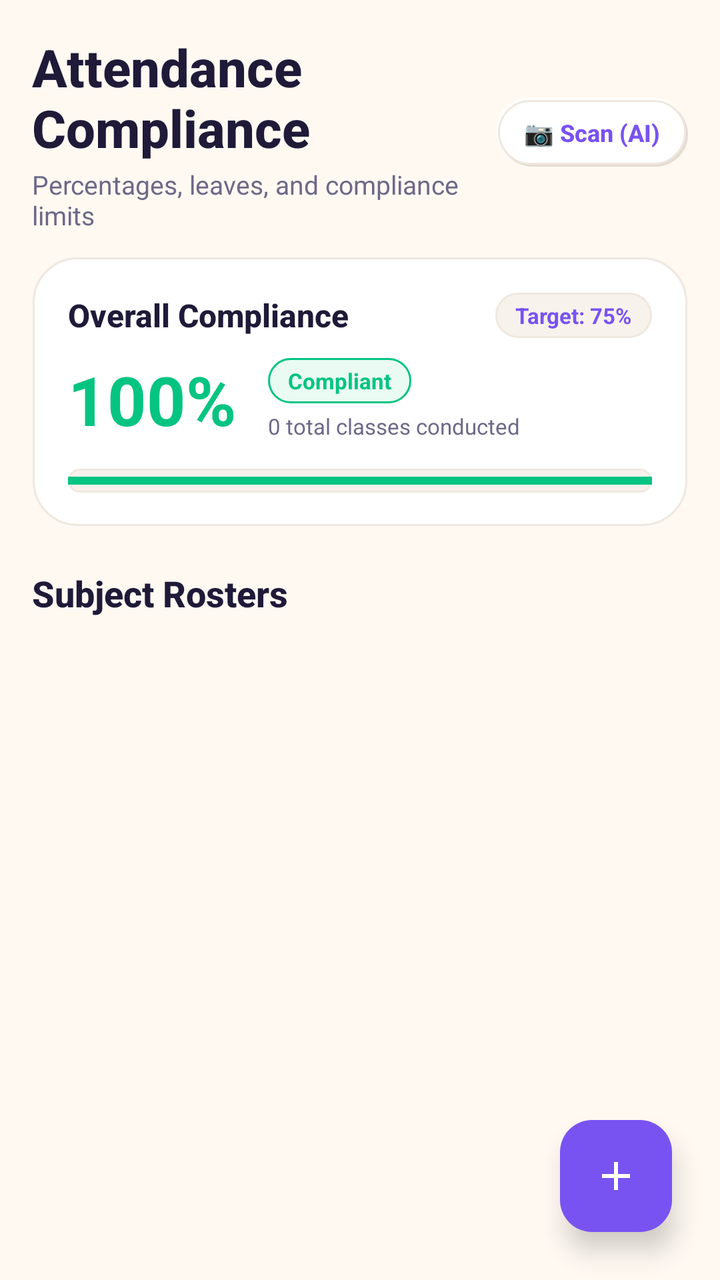
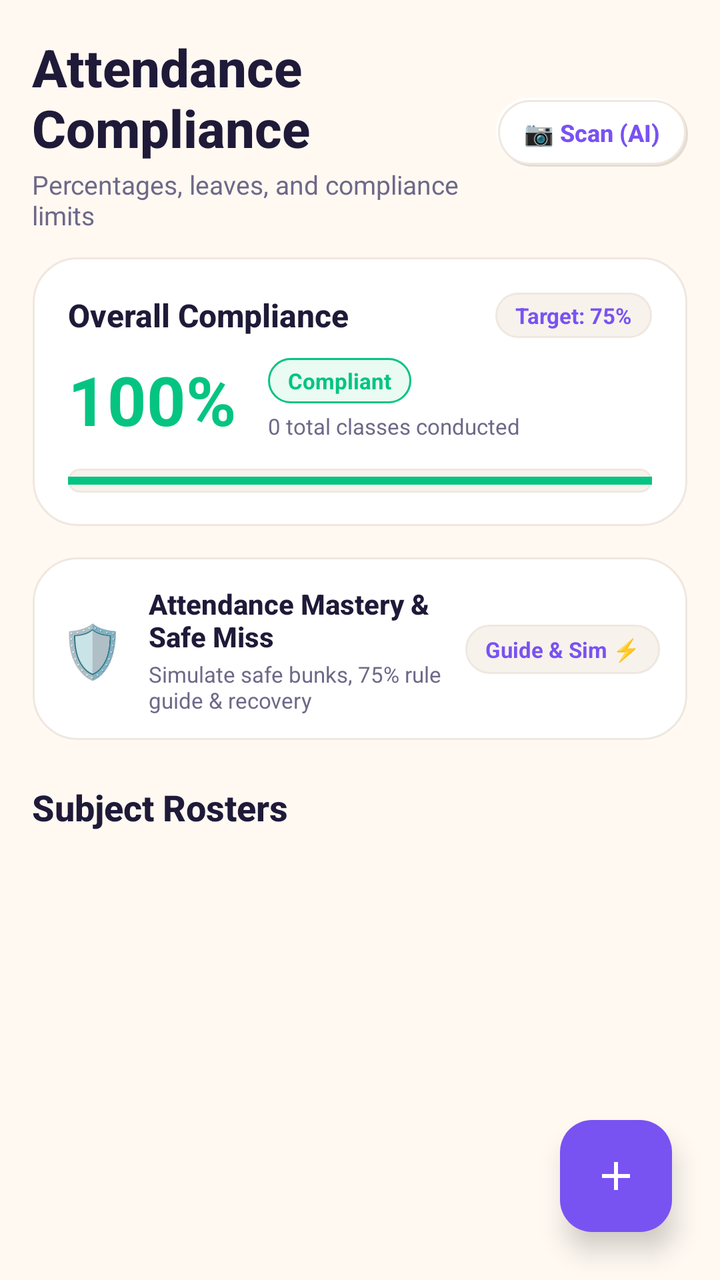

Screens rendered from an Android XML layout before and after an edit, with the pre-edit source and the edit as a unified diff.
<!-- AndroidManifest.xml: application theme Theme.AcademiaLife -->
<!-- res/layout/fragment_attendance.xml -->
<?xml version="1.0" encoding="utf-8"?>
<androidx.coordinatorlayout.widget.CoordinatorLayout xmlns:android="http://schemas.android.com/apk/res/android"
    xmlns:app="http://schemas.android.com/apk/res-auto"
    android:layout_width="match_parent"
    android:layout_height="match_parent"
    android:background="@color/neu_bg">

    <LinearLayout
        android:layout_width="match_parent"
        android:layout_height="match_parent"
        android:orientation="vertical"
        android:padding="16dp">

        
        <LinearLayout
            android:layout_width="match_parent"
            android:layout_height="wrap_content"
            android:orientation="horizontal"
            android:gravity="center_vertical">

            <LinearLayout
                android:layout_width="0dp"
                android:layout_height="wrap_content"
                android:layout_weight="1"
                android:orientation="vertical">

                <TextView
                    android:layout_width="wrap_content"
                    android:layout_height="wrap_content"
                    android:text="Attendance Compliance"
                    android:textColor="@color/text_primary"
                    android:textSize="26sp"
                    android:fontFamily="sans-serif-medium"
                    android:textStyle="bold" />

                <TextView
                    android:layout_width="wrap_content"
                    android:layout_height="wrap_content"
                    android:layout_marginTop="2dp"
                    android:text="Percentages, leaves, and compliance limits"
                    android:textColor="@color/text_secondary"
                    android:textSize="13sp" />
            </LinearLayout>

            
            <TextView
                android:id="@+id/btnScanAttendanceAI"
                android:layout_width="wrap_content"
                android:layout_height="wrap_content"
                android:background="@drawable/bg_neumorphic_chip_idle"
                android:clickable="true"
                android:focusable="true"
                android:paddingHorizontal="14dp"
                android:paddingVertical="9dp"
                android:text="📷 Scan (AI)"
                android:textColor="@color/lavender_primary"
                android:textSize="12sp"
                android:fontFamily="sans-serif-medium"
                android:textStyle="bold" />
        </LinearLayout>

        <View
            android:layout_width="match_parent"
            android:layout_height="12dp" />

        
        <LinearLayout
            android:layout_width="match_parent"
            android:layout_height="wrap_content"
            android:background="@drawable/bg_neumorphic_card"
            android:orientation="vertical"
            android:padding="18dp">

            <LinearLayout
                android:layout_width="match_parent"
                android:layout_height="wrap_content"
                android:gravity="center_vertical"
                android:orientation="horizontal">

                <TextView
                    android:layout_width="wrap_content"
                    android:layout_height="wrap_content"
                    android:text="Overall Compliance"
                    android:textColor="@color/text_primary"
                    android:textSize="16sp"
                    android:fontFamily="sans-serif-medium"
                    android:textStyle="bold" />

                <View
                    android:layout_width="0dp"
                    android:layout_height="1dp"
                    android:layout_weight="1" />

                <TextView
                    android:id="@+id/tvTargetGoalBadge"
                    android:layout_width="wrap_content"
                    android:layout_height="wrap_content"
                    android:background="@drawable/bg_pill_neutral"
                    android:text="Target: 75%"
                    android:textColor="@color/brand_primary"
                    android:textSize="11sp"
                    android:textStyle="bold" />
            </LinearLayout>

            <LinearLayout
                android:layout_width="match_parent"
                android:layout_height="wrap_content"
                android:layout_marginTop="8dp"
                android:gravity="center_vertical"
                android:orientation="horizontal">

                <TextView
                    android:id="@+id/tvOverallAttendance"
                    android:layout_width="wrap_content"
                    android:layout_height="wrap_content"
                    android:text="100%"
                    android:textColor="@color/status_safe"
                    android:textSize="34sp"
                    android:textStyle="bold" />

                <LinearLayout
                    android:layout_width="0dp"
                    android:layout_height="wrap_content"
                    android:layout_marginStart="16dp"
                    android:layout_weight="1"
                    android:orientation="vertical">

                    <TextView
                        android:id="@+id/tvOverallStatus"
                        android:layout_width="wrap_content"
                        android:layout_height="wrap_content"
                        android:background="@drawable/bg_pill_safe"
                        android:text="Compliant"
                        android:textColor="@color/status_safe"
                        android:textSize="11sp"
                        android:textStyle="bold" />

                    <TextView
                        android:id="@+id/tvOverallCounts"
                        android:layout_width="wrap_content"
                        android:layout_height="wrap_content"
                        android:layout_marginTop="4dp"
                        android:text="0 total classes conducted"
                        android:textColor="@color/text_secondary"
                        android:textSize="11sp" />
                </LinearLayout>
            </LinearLayout>

            
            <FrameLayout
                android:layout_width="match_parent"
                android:layout_height="12dp"
                android:layout_marginTop="12dp"
                android:background="@drawable/bg_neumorphic_sunken">

                <ProgressBar
                    android:id="@+id/pbOverallAttendance"
                    style="?android:attr/progressBarStyleHorizontal"
                    android:layout_width="match_parent"
                    android:layout_height="match_parent"
                    android:max="100"
                    android:progress="100"
                    android:progressTint="@color/status_safe" />
            </FrameLayout>
        </LinearLayout>

        <TextView
            android:layout_width="wrap_content"
            android:layout_height="wrap_content"
            android:layout_marginTop="20dp"
            android:text="Subject Rosters"
            android:textColor="@color/text_primary"
            android:textSize="18sp"
            android:fontFamily="sans-serif-medium"
            android:textStyle="bold" />

        <androidx.recyclerview.widget.RecyclerView
            android:id="@+id/rvAttendanceSubjects"
            android:layout_width="match_parent"
            android:layout_height="0dp"
            android:layout_marginTop="8dp"
            android:layout_weight="1"
            android:clipToPadding="false"
            android:paddingBottom="80dp" />

        
        <LinearLayout
            android:id="@+id/layoutEmptyAttendance"
            android:layout_width="match_parent"
            android:layout_height="wrap_content"
            android:layout_marginTop="24dp"
            android:background="@drawable/bg_neumorphic_card"
            android:gravity="center"
            android:orientation="vertical"
            android:padding="28dp"
            android:visibility="gone">

            <ImageView
                android:layout_width="48dp"
                android:layout_height="48dp"
                android:src="@drawable/ic_attendance"
                app:tint="@color/text_muted" />

            <TextView
                android:layout_width="wrap_content"
                android:layout_height="wrap_content"
                android:layout_marginTop="12dp"
                android:text="No Subjects Registered"
                android:textColor="@color/text_primary"
                android:textSize="16sp"
                android:textStyle="bold" />

            <TextView
                android:layout_width="wrap_content"
                android:layout_height="wrap_content"
                android:layout_marginTop="4dp"
                android:gravity="center"
                android:text="Tap + to register academic subjects and log your attendance."
                android:textColor="@color/text_secondary"
                android:textSize="12sp" />
        </LinearLayout>

    </LinearLayout>

    
    <com.google.android.material.floatingactionbutton.FloatingActionButton
        android:id="@+id/fabAddSubject"
        android:layout_width="wrap_content"
        android:layout_height="wrap_content"
        android:layout_gravity="bottom|end"
        android:layout_margin="24dp"
        android:backgroundTint="@color/brand_primary"
        android:contentDescription="Add Subject"
        android:src="@drawable/ic_add"
        app:elevation="8dp"
        app:tint="@color/white" />

</androidx.coordinatorlayout.widget.CoordinatorLayout>
<!-- resources referenced by this layout -->
<resources>
  <color name="brand_primary">#7952F2</color>
  <color name="lavender_primary">#7952F2</color>
  <color name="neu_bg">#FFF9F2</color>
  <color name="status_safe">#05C482</color>
  <color name="text_muted">#8E89A8</color>
  <color name="text_primary">#1F1A38</color>
  <color name="text_secondary">#6E6988</color>
  <color name="white">#FFFFFF</color>
  <!-- drawable bg_pill_neutral (drawable) -->
  <?xml version="1.0" encoding="utf-8"?>
  <shape xmlns:android="http://schemas.android.com/apk/res/android"
      android:shape="rectangle">
      <corners android:radius="50dp" />
      <solid android:color="@color/lavender_surface" />
      <stroke
          android:width="1dp"
          android:color="@color/lavender_divider" />
      <padding
          android:left="10dp"
          android:top="4dp"
          android:right="10dp"
          android:bottom="4dp" />
  </shape>
  <!-- drawable bg_pill_safe (drawable) -->
  <?xml version="1.0" encoding="utf-8"?>
  <shape xmlns:android="http://schemas.android.com/apk/res/android"
      android:shape="rectangle">
      <corners android:radius="50dp" />
      <solid android:color="@color/status_safe_bg" />
      <stroke
          android:width="1dp"
          android:color="@color/status_safe" />
      <padding
          android:left="10dp"
          android:top="4dp"
          android:right="10dp"
          android:bottom="4dp" />
  </shape>
  <!-- drawable ic_add (drawable) -->
  <vector xmlns:android="http://schemas.android.com/apk/res/android"
      android:width="24dp"
      android:height="24dp"
      android:viewportWidth="24"
      android:viewportHeight="24">
    <path
        android:fillColor="@color/white"
        android:pathData="M19,13h-6v6h-2v-6H5v-2h6V5h2v6h6v2z"/>
  </vector>
  <!-- drawable ic_attendance (drawable) -->
  <vector xmlns:android="http://schemas.android.com/apk/res/android"
      android:width="24dp"
      android:height="24dp"
      android:viewportWidth="24"
      android:viewportHeight="24">
    <path
        android:fillColor="@color/brand_primary"
        android:pathData="M16,11c1.66,0 2.99,-1.34 2.99,-3S17.66,5 16,5c-1.66,0 -3,1.34 -3,3s1.34,3 3,3zm-8,0c1.66,0 2.99,-1.34 2.99,-3S9.66,5 8,5C6.34,5 5,6.34 5,8s1.34,3 3,3zm0,2c-2.33,0 -7,1.17 -7,3.5V19h14v-2.5c0,-2.33 -4.67,-3.5 -7,-3.5zm8,0c-0.29,0 -0.62,0.02 -0.97,0.05 1.16,0.84 1.97,1.97 1.97,3.45V19h6v-2.5c0,-2.33 -4.67,-3.5 -7,-3.5z"/>
  </vector>
  <color name="lavender_dark_shadow">#E5DCD2</color>
  <color name="surface_light">#FFFFFF</color>
  <color name="surface_border">#EFE8E0</color>
  <color name="lavender_light_shadow">#FFFFFF</color>
  <color name="lavender_card">#FFFFFF</color>
  <color name="lavender_divider">#EFE8E0</color>
  <color name="electric_violet">#7952F2</color>
  <color name="surface_subtle">#F7F2EC</color>
  <color name="lavender_surface">#F7F2EC</color>
  <color name="status_safe_bg">#E9FBF3</color>
  <color name="lavender_deep">#6234EB</color>
  <color name="lavender_bg">#FFF9F2</color>
  <style name="ThemeOverlay.AcademiaLife.MaterialAlertDialog" parent="ThemeOverlay.Material3.MaterialAlertDialog">
          <item name="shapeAppearanceOverlay">@style/ShapeAppearance.AcademiaLife.Dialog</item>
          <item name="colorSurface">@color/lavender_card</item>
      </style>
  <style name="ShapeAppearance.AcademiaLife.Dialog" parent="">
          <item name="cornerSize">22dp</item>
      </style>
  <!-- unchanged entries left out for length: 4 -->
</resources>

<!-- the commit's change to res/layout/fragment_attendance.xml (unified diff, before → after) -->
@@ -162,6 +162,62 @@
                     android:progress="100"
                     android:progressTint="@color/status_safe" />
             </FrameLayout>
+        </LinearLayout>
+
+        
+        <LinearLayout
+            android:id="@+id/cardAttendanceGuide"
+            android:layout_width="match_parent"
+            android:layout_height="wrap_content"
+            android:layout_marginTop="14dp"
+            android:background="@drawable/bg_neumorphic_card"
+            android:clickable="true"
+            android:focusable="true"
+            android:orientation="horizontal"
+            android:gravity="center_vertical"
+            android:padding="14dp">
+
+            <TextView
+                android:layout_width="wrap_content"
+                android:layout_height="wrap_content"
+                android:text="🛡️"
+                android:textSize="26sp" />
+
+            <LinearLayout
+                android:layout_width="0dp"
+                android:layout_height="wrap_content"
+                android:layout_marginStart="12dp"
+                android:layout_weight="1"
+                android:orientation="vertical">
+
+                <TextView
+                    android:layout_width="wrap_content"
+                    android:layout_height="wrap_content"
+                    android:text="Attendance Mastery &amp; Safe Miss"
+                    android:textColor="@color/text_primary"
+                    android:textSize="14sp"
+                    android:fontFamily="sans-serif-medium"
+                    android:textStyle="bold" />
+
+                <TextView
+                    android:layout_width="wrap_content"
+                    android:layout_height="wrap_content"
+                    android:layout_marginTop="2dp"
+                    android:text="Simulate safe bunks, 75% rule guide &amp; recovery"
+                    android:textColor="@color/text_secondary"
+                    android:textSize="11sp" />
+            </LinearLayout>
+
+            <TextView
+                android:layout_width="wrap_content"
+                android:layout_height="wrap_content"
+                android:background="@drawable/bg_pill_neutral"
+                android:paddingHorizontal="10dp"
+                android:paddingVertical="5dp"
+                android:text="Guide &amp; Sim ⚡"
+                android:textColor="@color/electric_violet"
+                android:textSize="11sp"
+                android:textStyle="bold" />
         </LinearLayout>
 
         <TextView
